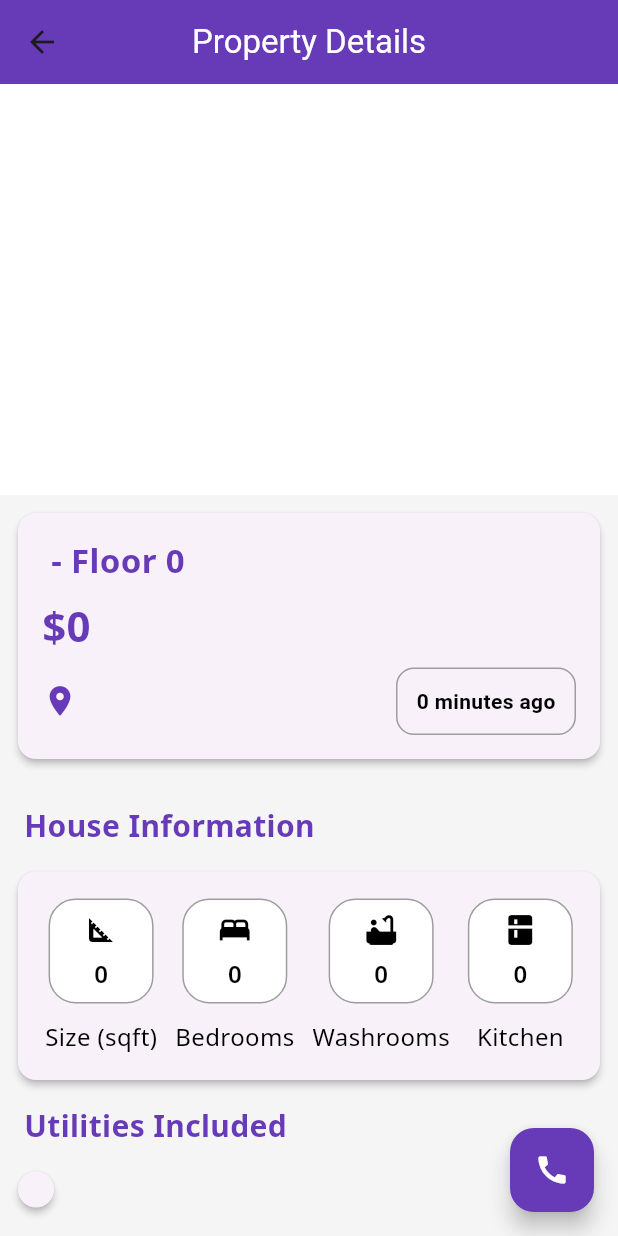
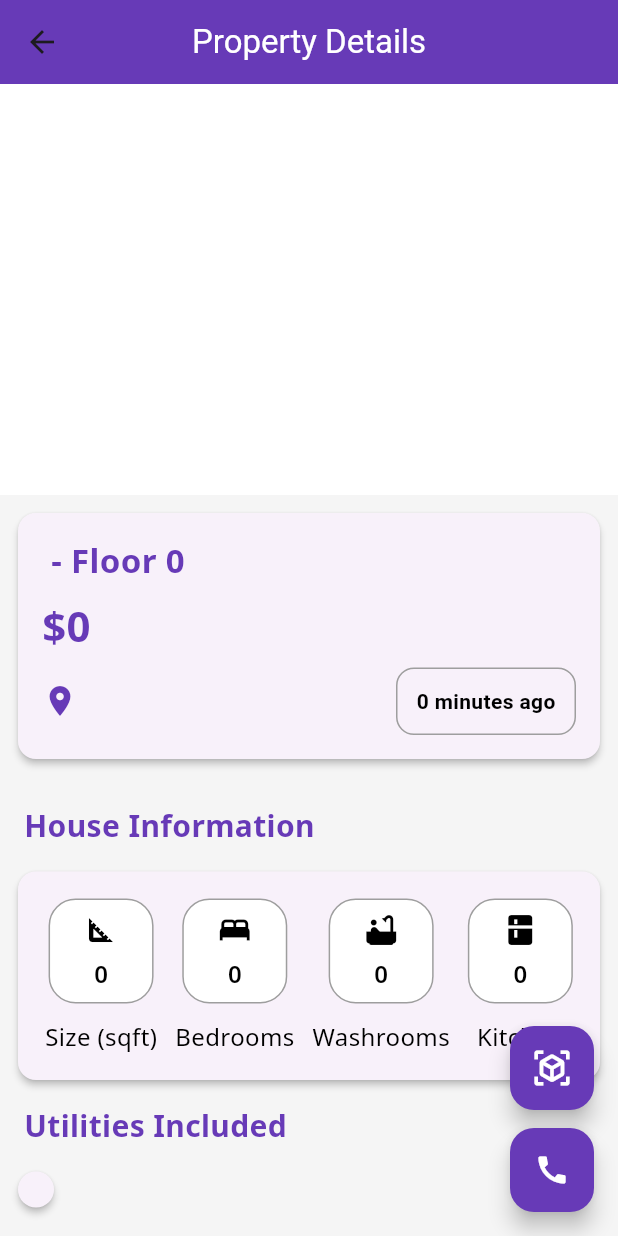
Before and after one commit to sakibahmedshanto/shondhan, a Flutter app: the ItemDetailScreen screen opened directly with empty values, on a phone screen of 412 x 824 dp. Run offline on Flutter 3.47's test engine with Material 3 defaults, Android fonts, the phone set to English and light mode, and no system bars; drawn by our look-alikes of carousel_slider; our stand-ins replace cached_network_image, cloud_firestore, firebase_auth, firebase_core, firebase_messaging, flutter_easyloading and 12 more; missing offline and left inert: android_intent_plus, ar_location_view, image_card, model_viewer_plus; accounts and stored records are empty; network calls fail.

Commit message:
unity ArchViz launcher

```diff
--- /dev/null
+++ b/lib/screens/Home/custom_widgets/launchAPK_widget.dart
@@ -0,0 +1,40 @@
+import 'package:flutter/material.dart';
+import 'package:android_intent_plus/android_intent.dart';
+import 'dart:io';
+
+class LaunchAppButton extends StatelessWidget {
+  const LaunchAppButton({super.key});
+
+  Future<void> _launchArchViz(BuildContext context) async {
+    if (!Platform.isAndroid) {
+      _showSnackbar(context, "Unsupported platform!");
+      return;
+    }
+
+    try {
+      final intent = AndroidIntent(
+        action: 'android.intent.action.MAIN',
+        package: 'com.DefaultCompany.ArchViz',
+        componentName: 'com.unity3d.player.UnityPlayerActivity',
+        flags: <int>[0x10000000], // FLAG_ACTIVITY_NEW_TASK
+      );
+      await intent.launch();
+    } catch (e) {
+      _showSnackbar(context, "Error launching ArchViz: $e");
+    }
+  }
+
+  void _showSnackbar(BuildContext context, String message) {
+    ScaffoldMessenger.of(context).showSnackBar(SnackBar(content: Text(message)));
+  }
+
+  @override
+  Widget build(BuildContext context) {
+    return FloatingActionButton(
+      heroTag: "launch_archviz",
+      onPressed: () => _launchArchViz(context),
+      backgroundColor: Colors.deepPurple,
+      child: const Icon(Icons.view_in_ar, color: Colors.white, size: 28),
+    );
+  }
+}
--- a/lib/screens/Home/item_detail_screen.dart
+++ b/lib/screens/Home/item_detail_screen.dart
@@ -9,7 +9,7 @@ import 'package:shondhan/screens/Home/custom_widgets/crime_score.dart';
 import 'package:shondhan/screens/Home/custom_widgets/floating_widget.dart';
 import 'package:shondhan/screens/Home/custom_widgets/house_widget.dart';
 import 'package:shondhan/screens/Home/custom_widgets/rent_price_prediction.dart';
-//import 'package:shondhan/screens/Home/custom_widgets/launchAPK_widget.dart';
+import 'package:shondhan/screens/Home/custom_widgets/launchAPK_widget.dart';
 import 'package:shondhan/utils/app-constant.dart';
 import 'package:url_launcher/url_launcher.dart';
 
@@ -129,9 +129,9 @@ class ItemDetailScreen extends StatelessWidget {
           mainAxisSize: MainAxisSize.min,
           children: [
             // Launch ArchViz Floating Button
-            //const LaunchAppButton(),
+            const LaunchAppButton(),
 
-            //const SizedBox(height: 12),
+            const SizedBox(height: 12),
 
             // Call Floating Button
             FloatingActionButton(
```
